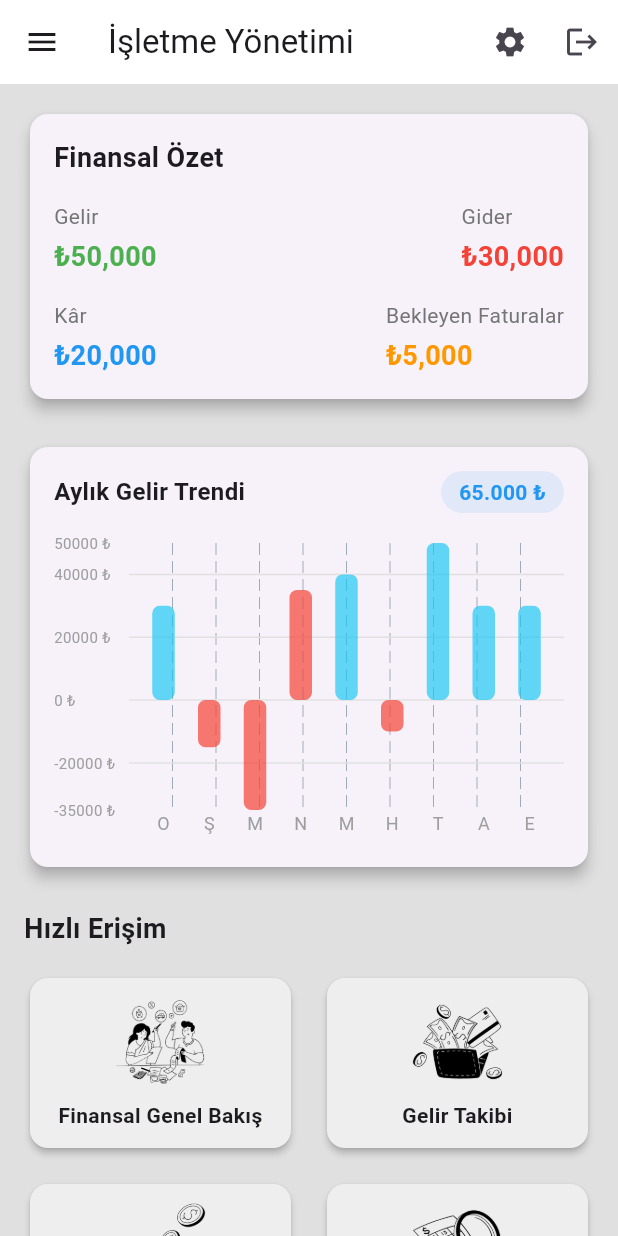
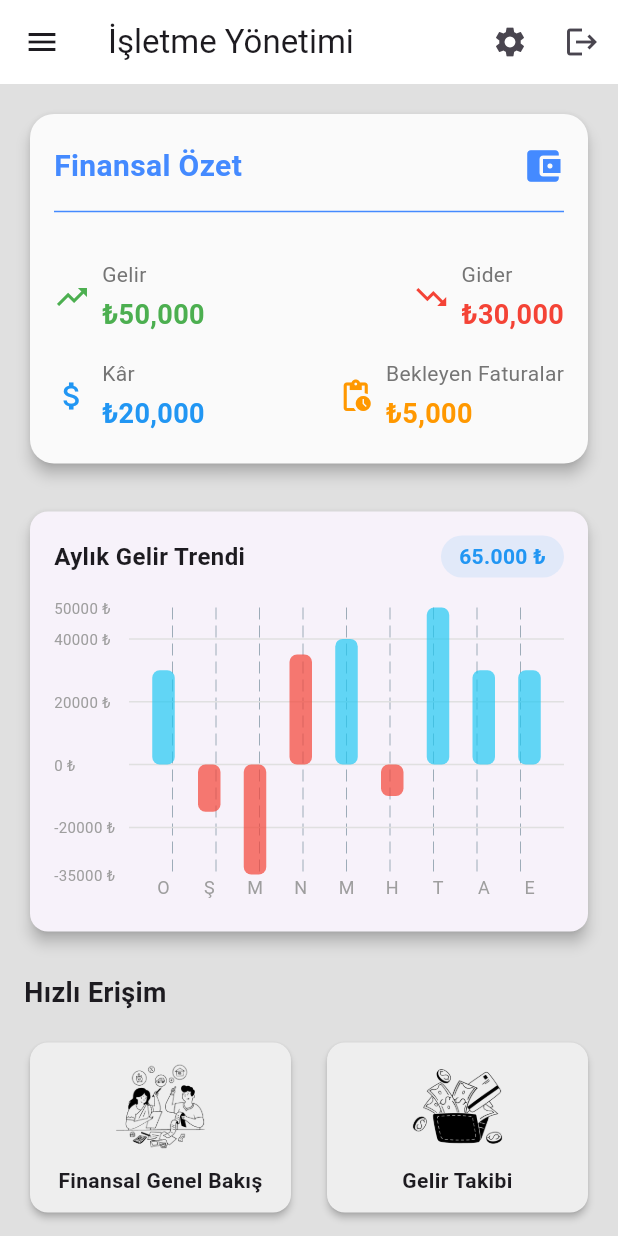
Before and after one commit to fatihkurtl/account_net, a Flutter app: the HomeScreen screen opened by its route, on a phone screen of 412 x 824 dp. Run offline on Flutter 3.47's test engine with Material 3 defaults, Android fonts, the phone set to English and light mode, and no system bars; drawn by our look-alikes of fl_chart; our stand-ins replace flutter_slidable.

Commit message:
home/financial summary edited

```diff
--- a/lib/screens/home.dart
+++ b/lib/screens/home.dart
@@ -95,30 +95,42 @@ class HomeScreen extends StatelessWidget {
   Widget _buildFinancialSummary() {
     return Card(
       elevation: 4,
-      shape: RoundedRectangleBorder(borderRadius: BorderRadius.circular(12)),
+      shape: RoundedRectangleBorder(borderRadius: BorderRadius.circular(16)),
+      color: Colors.grey[50],
       child: Padding(
-        padding: const EdgeInsets.all(16.0),
+        padding: const EdgeInsets.symmetric(vertical: 20.0, horizontal: 16.0),
         child: Column(
           crossAxisAlignment: CrossAxisAlignment.start,
           children: [
-            const Text(
+            const Row(
+              mainAxisAlignment: MainAxisAlignment.spaceBetween,
+              children: [
+                Text(
                   'Finansal Özet',
-              style: TextStyle(fontSize: 18, fontWeight: FontWeight.bold),
+                  style: TextStyle(
+                    fontSize: 20,
+                    fontWeight: FontWeight.w700,
+                    color: Colors.blueAccent,
                   ),
+                ),
+                Icon(Icons.account_balance_wallet, color: Colors.blueAccent, size: 28),
+              ],
+            ),
+            const Divider(thickness: 1, height: 32, color: Colors.blueAccent),
             const SizedBox(height: 16),
             Row(
               mainAxisAlignment: MainAxisAlignment.spaceBetween,
               children: [
-                _buildSummaryItem('Gelir', '₺50,000', Colors.green),
-                _buildSummaryItem('Gider', '₺30,000', Colors.red),
+                _buildSummaryItem('Gelir', '₺50,000', Colors.green, Icons.trending_up),
+                _buildSummaryItem('Gider', '₺30,000', Colors.red, Icons.trending_down),
               ],
             ),
             const SizedBox(height: 16),
             Row(
               mainAxisAlignment: MainAxisAlignment.spaceBetween,
               children: [
-                _buildSummaryItem('Kâr', '₺20,000', Colors.blue),
-                _buildSummaryItem('Bekleyen Faturalar', '₺5,000', Colors.orange),
+                _buildSummaryItem('Kâr', '₺20,000', Colors.blue, Icons.attach_money),
+                _buildSummaryItem('Bekleyen Faturalar', '₺5,000', Colors.orange, Icons.pending_actions),
               ],
             ),
           ],
@@ -127,8 +139,12 @@ class HomeScreen extends StatelessWidget {
     );
   }
 
-  Widget _buildSummaryItem(String title, String amount, Color color) {
-    return Column(
+  Widget _buildSummaryItem(String title, String amount, Color color, IconData icon) {
+    return Row(
+      children: [
+        Icon(icon, color: color, size: 24),
+        const SizedBox(width: 8),
+        Column(
           crossAxisAlignment: CrossAxisAlignment.start,
           children: [
             Text(
@@ -138,7 +154,9 @@ class HomeScreen extends StatelessWidget {
             const SizedBox(height: 4),
             Text(
               amount,
-          style: TextStyle(fontSize: 18, fontWeight: FontWeight.bold, color: color),
+              style: TextStyle(fontSize: 18, fontWeight: FontWeight.w600, color: color),
+            ),
+          ],
         ),
       ],
     );
```
Lines whose indentation alone changed are shown as unchanged.
